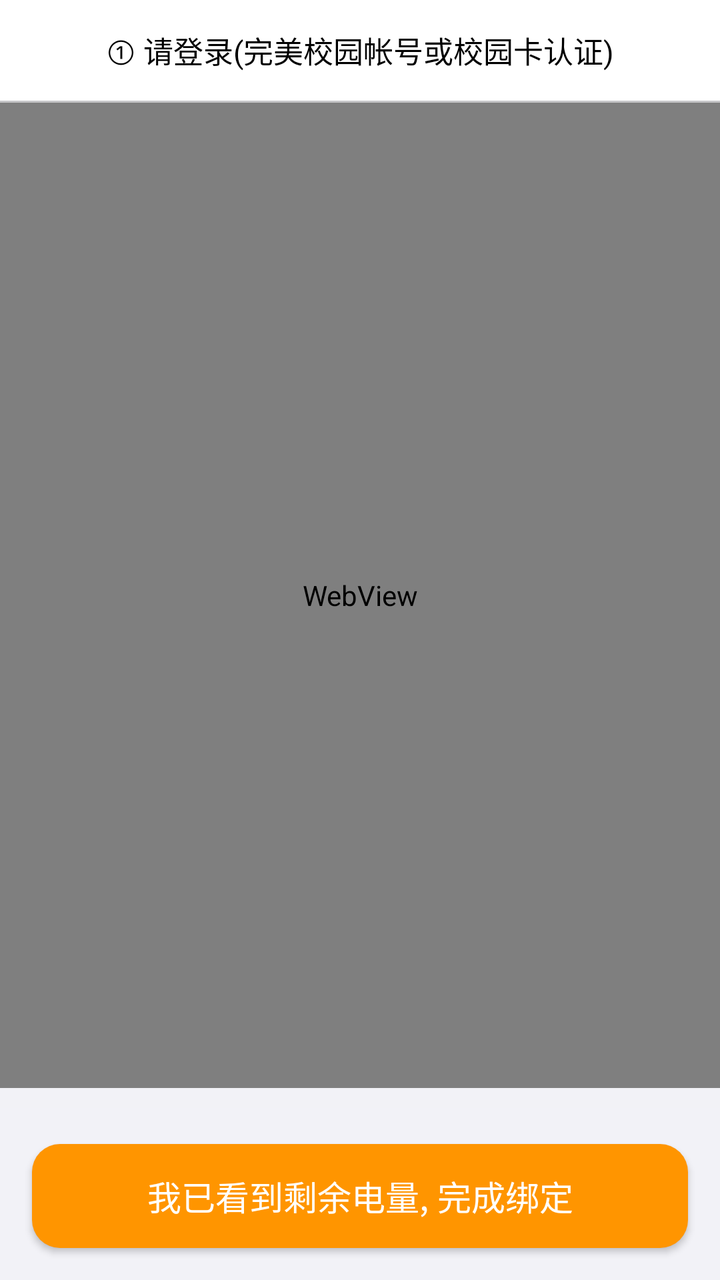
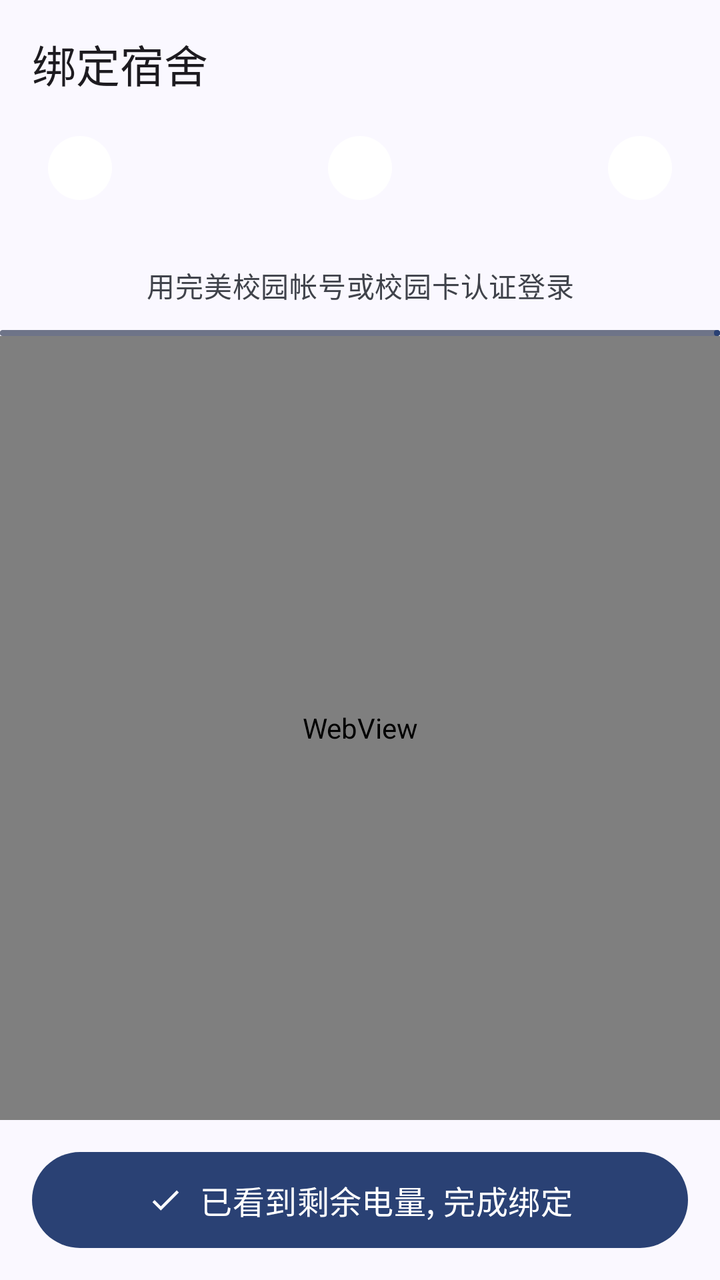

The first picture is an Android layout as it rendered before a commit; the second is the same layout after the commit. The layout source and the unified diff follow.
<!-- AndroidManifest.xml: application theme Theme.App -->
<!-- res/layout/activity_setup.xml -->
<?xml version="1.0" encoding="utf-8"?>
<LinearLayout xmlns:android="http://schemas.android.com/apk/res/android"
    android:layout_width="match_parent"
    android:layout_height="match_parent"
    android:background="@color/ios_bg"
    android:orientation="vertical">

    
    <LinearLayout
        android:layout_width="match_parent"
        android:layout_height="wrap_content"
        android:background="@color/ios_card"
        android:orientation="vertical">

        <TextView
            android:id="@+id/hintText"
            android:layout_width="match_parent"
            android:layout_height="wrap_content"
            android:gravity="center"
            android:paddingStart="16dp"
            android:paddingTop="14dp"
            android:paddingEnd="16dp"
            android:paddingBottom="14dp"
            android:text="① 请登录(完美校园帐号或校园卡认证)"
            android:textColor="@color/ios_label"
            android:textSize="15sp" />

        <View
            android:layout_width="match_parent"
            android:layout_height="1dp"
            android:background="@color/ios_separator" />
    </LinearLayout>

    <WebView
        android:id="@+id/webView"
        android:layout_width="match_parent"
        android:layout_height="0dp"
        android:layout_weight="1" />

    <ProgressBar
        android:id="@+id/progressBar"
        style="?android:attr/progressBarStyleHorizontal"
        android:layout_width="match_parent"
        android:layout_height="wrap_content"
        android:progressTint="@color/ios_orange"
        android:progressBackgroundTint="@color/ios_fill" />

    <Button
        android:id="@+id/doneBtn"
        android:layout_width="match_parent"
        android:layout_height="52dp"
        android:layout_marginStart="16dp"
        android:layout_marginTop="12dp"
        android:layout_marginEnd="16dp"
        android:layout_marginBottom="16dp"
        android:background="@drawable/btn_primary"
        android:text="我已看到剩余电量, 完成绑定"
        android:textAllCaps="false"
        android:textColor="#FFFFFF"
        android:textSize="17sp" />
</LinearLayout>
<!-- resources referenced by this layout -->
<resources>
  <color name="ios_bg">#F2F2F7</color>
  <color name="ios_card">#FFFFFF</color>
  <color name="ios_fill">#EFEFF4</color>
  <color name="ios_label">#000000</color>
  <color name="ios_orange">#FF9500</color>
  <color name="ios_separator">#C6C6C8</color>
  <!-- drawable btn_primary (drawable) -->
  <?xml version="1.0" encoding="utf-8"?>
  <selector xmlns:android="http://schemas.android.com/apk/res/android">
      <item android:state_pressed="true">
          <shape>
              <solid android:color="@color/ios_orange_dark" />
              <corners android:radius="14dp" />
          </shape>
      </item>
      <item>
          <shape>
              <solid android:color="@color/ios_orange" />
              <corners android:radius="14dp" />
          </shape>
      </item>
  </selector>
  <style name="Theme.App" parent="Theme.AppCompat.Light.NoActionBar">
          <item name="android:windowBackground">@color/ios_bg</item>
          <item name="android:statusBarColor">@color/ios_bg</item>
          <item name="android:windowLightStatusBar">true</item>
          <item name="android:colorAccent">@color/ios_orange</item>
      </style>
  <color name="ios_orange_dark">#E6850A</color>
</resources>

<!-- the commit's change to res/layout/activity_setup.xml (unified diff, before → after) -->
@@ -1,35 +1,78 @@
 <?xml version="1.0" encoding="utf-8"?>
 <LinearLayout xmlns:android="http://schemas.android.com/apk/res/android"
+    xmlns:app="http://schemas.android.com/apk/res-auto"
+    android:id="@+id/root"
     android:layout_width="match_parent"
     android:layout_height="match_parent"
-    android:background="@color/ios_bg"
+    android:background="?attr/colorSurface"
     android:orientation="vertical">
+
+    <com.google.android.material.appbar.MaterialToolbar
+        android:id="@+id/toolbar"
+        android:layout_width="match_parent"
+        android:layout_height="?attr/actionBarSize"
+        app:title="绑定宿舍" />
 
     
     <LinearLayout
         android:layout_width="match_parent"
         android:layout_height="wrap_content"
-        android:background="@color/ios_card"
-        android:orientation="vertical">
+        android:gravity="top"
+        android:orientation="horizontal"
+        android:paddingStart="24dp"
+        android:paddingTop="4dp"
+        android:paddingEnd="24dp">
 
-        <TextView
-            android:id="@+id/hintText"
-            android:layout_width="match_parent"
-            android:layout_height="wrap_content"
-            android:gravity="center"
-            android:paddingStart="16dp"
-            android:paddingTop="14dp"
-            android:paddingEnd="16dp"
-            android:paddingBottom="14dp"
-            android:text="① 请登录(完美校园帐号或校园卡认证)"
-            android:textColor="@color/ios_label"
-            android:textSize="15sp" />
+        <include
+            android:id="@+id/step1"
+            layout="@layout/item_step" />
 
         <View
-            android:layout_width="match_parent"
-            android:layout_height="1dp"
-            android:background="@color/ios_separator" />
+            android:id="@+id/line1"
+            android:layout_width="0dp"
+            android:layout_height="2dp"
+            android:layout_marginStart="8dp"
+            android:layout_marginTop="15dp"
+            android:layout_marginEnd="8dp"
+            android:layout_weight="1" />
+
+        <include
+            android:id="@+id/step2"
+            layout="@layout/item_step" />
+
+        <View
+            android:id="@+id/line2"
+            android:layout_width="0dp"
+            android:layout_height="2dp"
+            android:layout_marginStart="8dp"
+            android:layout_marginTop="15dp"
+            android:layout_marginEnd="8dp"
+            android:layout_weight="1" />
+
+        <include
+            android:id="@+id/step3"
+            layout="@layout/item_step" />
     </LinearLayout>
+
+    <TextView
+        android:id="@+id/hintText"
+        android:layout_width="match_parent"
+        android:layout_height="wrap_content"
+        android:gravity="center"
+        android:paddingStart="24dp"
+        android:paddingTop="12dp"
+        android:paddingEnd="24dp"
+        android:paddingBottom="12dp"
+        android:text="用完美校园帐号或校园卡认证登录"
+        android:textAppearance="?attr/textAppearanceBodyMedium"
+        android:textColor="?attr/colorOnSurfaceVariant" />
+
+    <com.google.android.material.progressindicator.LinearProgressIndicator
+        android:id="@+id/progressBar"
+        android:layout_width="match_parent"
+        android:layout_height="wrap_content"
+        android:max="100"
+        app:trackThickness="3dp" />
 
     <WebView
         android:id="@+id/webView"
@@ -37,25 +80,39 @@
         android:layout_height="0dp"
         android:layout_weight="1" />
 
-    <ProgressBar
-        android:id="@+id/progressBar"
-        style="?android:attr/progressBarStyleHorizontal"
-        android:layout_width="match_parent"
-        android:layout_height="wrap_content"
-        android:progressTint="@color/ios_orange"
-        android:progressBackgroundTint="@color/ios_fill" />
-
-    <Button
+    <com.google.android.material.button.MaterialButton
         android:id="@+id/doneBtn"
         android:layout_width="match_parent"
-        android:layout_height="52dp"
+        android:layout_height="56dp"
         android:layout_marginStart="16dp"
         android:layout_marginTop="12dp"
         android:layout_marginEnd="16dp"
-        android:layout_marginBottom="16dp"
-        android:background="@drawable/btn_primary"
-        android:text="我已看到剩余电量, 完成绑定"
-        android:textAllCaps="false"
-        android:textColor="#FFFFFF"
-        android:textSize="17sp" />
+        android:layout_marginBottom="12dp"
+        android:text="已看到剩余电量, 完成绑定"
+        android:textAppearance="?attr/textAppearanceTitleMedium"
+        app:icon="@drawable/ic_check"
+        app:iconGravity="textStart" />
 </LinearLayout>
+<!-- res/layout/item_step.xml (included above) -->
+<?xml version="1.0" encoding="utf-8"?>
+<LinearLayout xmlns:android="http://schemas.android.com/apk/res/android"
+    android:layout_width="wrap_content"
+    android:layout_height="wrap_content"
+    android:gravity="center_horizontal"
+    android:orientation="vertical">
+
+    <TextView
+        android:id="@+id/stepNum"
+        android:layout_width="32dp"
+        android:layout_height="32dp"
+        android:background="@drawable/bg_dot"
+        android:gravity="center"
+        android:textAppearance="?attr/textAppearanceLabelLarge" />
+
+    <TextView
+        android:id="@+id/stepLabel"
+        android:layout_width="wrap_content"
+        android:layout_height="wrap_content"
+        android:layout_marginTop="4dp"
+        android:textAppearance="?attr/textAppearanceLabelMedium" />
+</LinearLayout>
<!-- resource entries referenced after the edit -->
@@ -1,33 +1,76 @@
 <!-- resources referenced by this layout -->
 <resources>
-  <color name="ios_bg">#F2F2F7</color>
-  <color name="ios_card">#FFFFFF</color>
-  <color name="ios_fill">#EFEFF4</color>
-  <color name="ios_label">#000000</color>
-  <color name="ios_orange">#FF9500</color>
-  <color name="ios_separator">#C6C6C8</color>
-  <!-- drawable btn_primary (drawable) -->
+  <!-- drawable bg_dot (drawable) -->
   <?xml version="1.0" encoding="utf-8"?>
-  <selector xmlns:android="http://schemas.android.com/apk/res/android">
-      <item android:state_pressed="true">
-          <shape>
-              <solid android:color="@color/ios_orange_dark" />
-              <corners android:radius="14dp" />
-          </shape>
-      </item>
-      <item>
-          <shape>
-              <solid android:color="@color/ios_orange" />
-              <corners android:radius="14dp" />
-          </shape>
-      </item>
-  </selector>
-  <style name="Theme.App" parent="Theme.AppCompat.Light.NoActionBar">
-          <item name="android:windowBackground">@color/ios_bg</item>
-          <item name="android:statusBarColor">@color/ios_bg</item>
-          <item name="android:windowLightStatusBar">true</item>
-          <item name="android:colorAccent">@color/ios_orange</item>
+  <shape xmlns:android="http://schemas.android.com/apk/res/android" android:shape="oval">
+      <solid android:color="@android:color/white" />
+      <size android:width="8dp" android:height="8dp" />
+  </shape>
+  <!-- drawable ic_check (drawable) -->
+  <?xml version="1.0" encoding="utf-8"?>
+  <vector xmlns:android="http://schemas.android.com/apk/res/android"
+      android:width="24dp" android:height="24dp"
+      android:viewportWidth="24" android:viewportHeight="24">
+      <path android:fillColor="@android:color/white"
+          android:pathData="M9,16.17L4.83,12l-1.42,1.41L9,19 21,7l-1.41,-1.41z"/>
+  </vector>
+  <style name="Theme.App" parent="Theme.Material3.DayNight.NoActionBar">
+          <item name="colorPrimary">@color/m3_primary</item>
+          <item name="colorOnPrimary">@color/m3_on_primary</item>
+          <item name="colorPrimaryContainer">@color/m3_primary_container</item>
+          <item name="colorOnPrimaryContainer">@color/m3_on_primary_container</item>
+          <item name="colorSecondary">@color/m3_secondary</item>
+          <item name="colorOnSecondary">@color/m3_on_secondary</item>
+          <item name="colorSecondaryContainer">@color/m3_secondary_container</item>
+          <item name="colorOnSecondaryContainer">@color/m3_on_secondary_container</item>
+          <item name="colorTertiary">@color/m3_tertiary</item>
+          <item name="colorOnTertiary">@color/m3_on_tertiary</item>
+          <item name="colorTertiaryContainer">@color/m3_tertiary_container</item>
+          <item name="colorOnTertiaryContainer">@color/m3_on_tertiary_container</item>
+          <item name="colorError">@color/m3_error</item>
+          <item name="colorOnError">@color/m3_on_error</item>
+          <item name="colorErrorContainer">@color/m3_error_container</item>
+          <item name="colorOnErrorContainer">@color/m3_on_error_container</item>
+          <item name="android:colorBackground">@color/m3_surface</item>
+          <item name="colorOnBackground">@color/m3_on_surface</item>
+          <item name="colorSurface">@color/m3_surface</item>
+          <item name="colorOnSurface">@color/m3_on_surface</item>
+          <item name="colorSurfaceVariant">@color/m3_surface_variant</item>
+          <item name="colorOnSurfaceVariant">@color/m3_on_surface_variant</item>
+          <item name="colorOutline">@color/m3_outline</item>
+          <item name="colorOutlineVariant">@color/m3_outline_variant</item>
+          <item name="colorSurfaceContainerLowest">@color/m3_surface_container_lowest</item>
+          <item name="colorSurfaceContainerLow">@color/m3_surface_container_low</item>
+          <item name="colorSurfaceContainer">@color/m3_surface_container</item>
+          <item name="colorSurfaceContainerHigh">@color/m3_surface_container_high</item>
+          <item name="colorSurfaceContainerHighest">@color/m3_surface_container_highest</item>
       </style>
-  <color name="ios_orange_dark">#E6850A</color>
+  <color name="m3_primary">#2A4174</color>
+  <color name="m3_on_primary">#FFFFFF</color>
+  <color name="m3_primary_container">#5E73A9</color>
+  <color name="m3_on_primary_container">#FFFFFF</color>
+  <color name="m3_secondary">#3C4255</color>
+  <color name="m3_on_secondary">#FFFFFF</color>
+  <color name="m3_secondary_container">#6E7488</color>
+  <color name="m3_on_secondary_container">#FFFFFF</color>
+  <color name="m3_tertiary">#553A55</color>
+  <color name="m3_on_tertiary">#FFFFFF</color>
+  <color name="m3_tertiary_container">#8A6A89</color>
+  <color name="m3_on_tertiary_container">#FFFFFF</color>
+  <color name="m3_error">#8C0009</color>
+  <color name="m3_on_error">#FFFFFF</color>
+  <color name="m3_error_container">#DA342E</color>
+  <color name="m3_on_error_container">#FFFFFF</color>
+  <color name="m3_surface">#FAF8FF</color>
+  <color name="m3_on_surface">#1A1B20</color>
+  <color name="m3_surface_variant">#E1E2EC</color>
+  <color name="m3_on_surface_variant">#40434B</color>
+  <color name="m3_outline">#5D5F67</color>
+  <color name="m3_outline_variant">#797A83</color>
+  <color name="m3_surface_container_lowest">#FFFFFF</color>
+  <color name="m3_surface_container_low">#F4F3FA</color>
+  <color name="m3_surface_container">#EEEDF4</color>
+  <color name="m3_surface_container_high">#E8E7EF</color>
+  <color name="m3_surface_container_highest">#E2E2E9</color>
 </resources>
 
